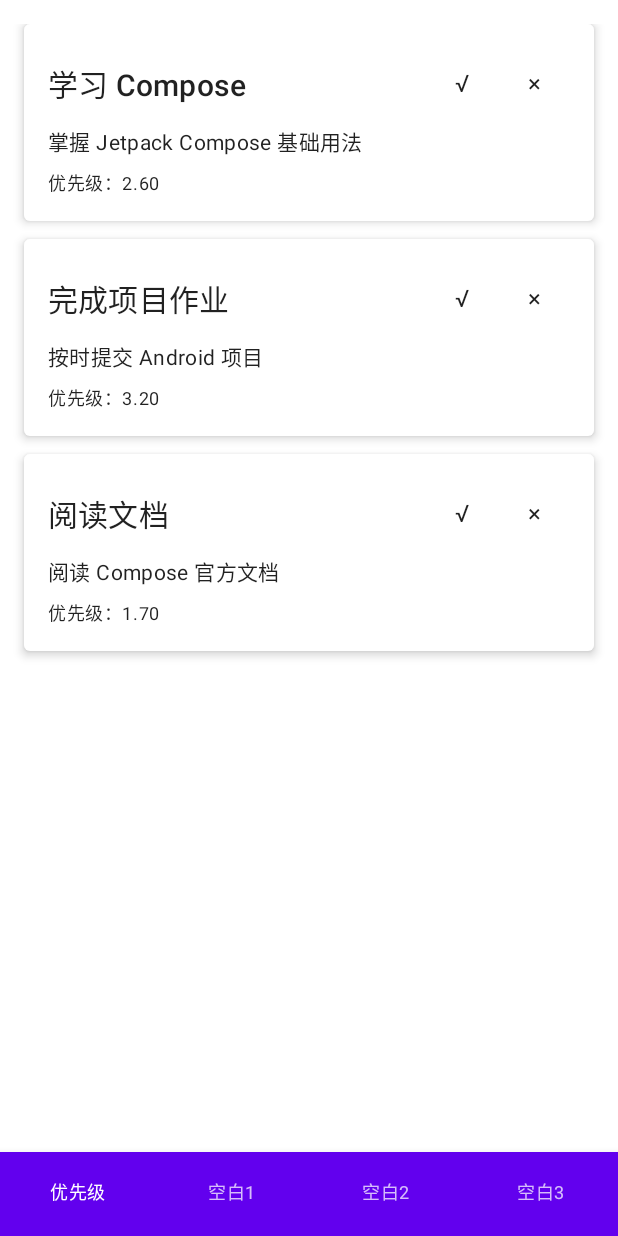
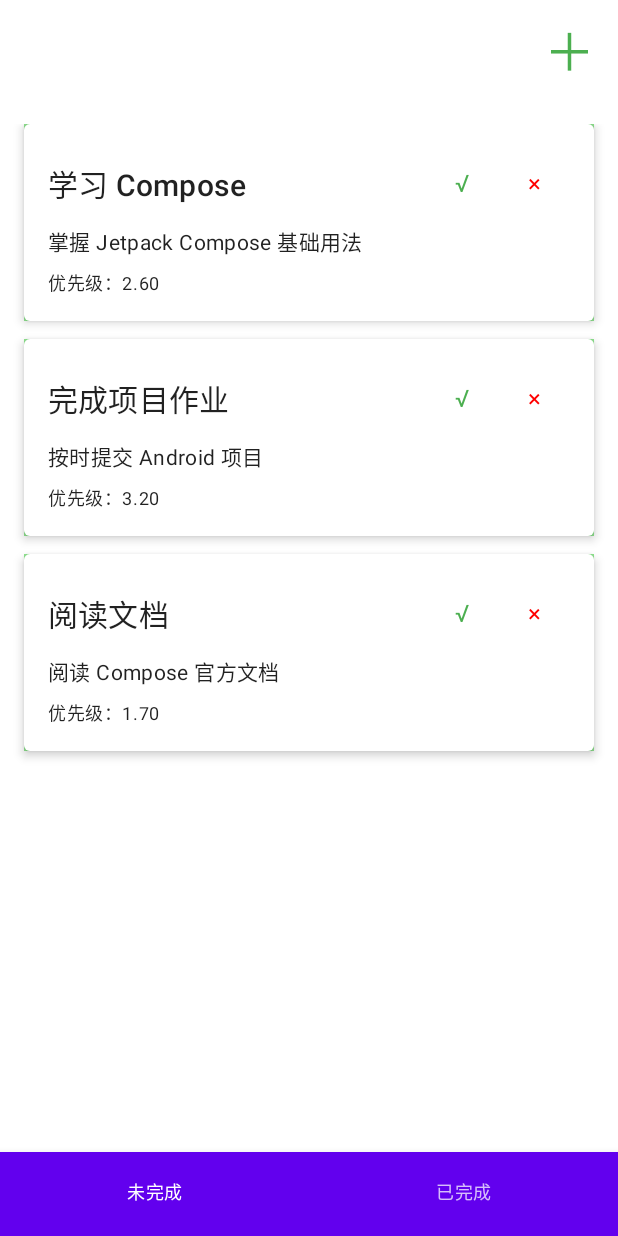
Before and after one commit to lkddsg/multi_app_test, an Android app built with Jetpack Compose: the TaskListScreen screen opened through its navigation route, on a phone screen of 412 x 824 dp. Run offline under Robolectric (Android 15) with nearby library versions, the phone set to English and light mode, and no system bars.

Commit message:
25.07.05.01。当前点击列表项后会直接不带信息到AddTaskScreen中。并且我还不知道MainActivity中的那些路由在干嘛？怎么还有一堆重复的名字？

```diff
--- a/app/src/main/java/com/example/compose_testing_07_03/MainActivity.kt
+++ b/app/src/main/java/com/example/compose_testing_07_03/MainActivity.kt
@@ -8,7 +8,6 @@ import androidx.compose.material3.*
 import androidx.compose.runtime.*
 import androidx.compose.ui.Modifier
 import androidx.navigation.compose.*
-import com.example.compose_testing_07_03.ui.screen.PriorityListScreen
 import com.example.compose_testing_07_03.ui.screen.BlankScreen
 import com.example.compose_testing_07_03.ui.theme.Compose_testing_07_03Theme
 import androidx.compose.material.BottomNavigation
@@ -17,6 +16,10 @@ import androidx.compose.material.Icon
 import androidx.compose.material.Text
 import androidx.compose.material.Scaffold
 import com.example.compose_testing_07_03.ui.screen.TaskListScreen
+import com.example.compose_testing_07_03.ui.screen.FeatureSelectScreen
+import com.example.compose_testing_07_03.ui.screen.AddTaskScreen
+import androidx.lifecycle.viewmodel.compose.viewModel
+import com.example.compose_testing_07_03.viewmodel.TaskViewModel
 
 class MainActivity : ComponentActivity() {
     override fun onCreate(savedInstanceState: Bundle?) {
@@ -32,45 +35,29 @@ class MainActivity : ComponentActivity() {
 @Composable
 fun MainScreen() {
     val navController = rememberNavController()
-    val items = listOf(
-        NavItem("优先级", "priority"),
-        NavItem("空白1", "blank1"),
-        NavItem("空白2", "blank2"),
-        NavItem("空白3", "blank3")
-    )
-    Scaffold(
-        bottomBar = {
-            BottomNavigation {
-                val navBackStackEntry by navController.currentBackStackEntryAsState()
-                val currentRoute = navBackStackEntry?.destination?.route
-                items.forEach { item ->
-                    BottomNavigationItem(
-                        label = { Text(item.title) },
-                        selected = currentRoute == item.route,
-                        onClick = {
-                            if (currentRoute != item.route) {
-                                navController.navigate(item.route) {
-                                    popUpTo(navController.graph.startDestinationId) { saveState = true }
-                                    launchSingleTop = true
-                                    restoreState = true
-                                }
-                            }
-                        },
-                        icon = { /* 可选：可放置Icon()，此处留空 */ }
-                    )
-                }
-            }
+    val taskViewModel: TaskViewModel = viewModel()
+    NavHost(
+        navController = navController,
+        startDestination = "feature_select"
+    ) {
+        composable("feature_select") {
+            FeatureSelectScreen(onPriorityClick = {
+                navController.navigate("priority")
+            })
         }
-    ) { innerPadding ->
-        NavHost(
-            navController = navController,
-            startDestination = "priority",
-            modifier = Modifier.padding(innerPadding)
-        ) {
-            composable("priority") { TaskListScreen() }
-            composable("blank1") { BlankScreen() }
-            composable("blank2") { BlankScreen() }
-            composable("blank3") { BlankScreen() }
+        composable("priority") { TaskListScreen(viewModel = taskViewModel, navController = navController) }
+        composable("add_task") { AddTaskScreen(navController = navController, viewModel = taskViewModel) }
+        composable("priority") {
+            TaskListScreen(
+                viewModel = taskViewModel,
+                navController = navController
+            )
+        }
+        composable("add_task") {
+            AddTaskScreen(
+                navController = navController,
+                viewModel = taskViewModel
+            )
         }
     }
 }
--- a/app/src/main/java/com/example/compose_testing_07_03/data/model/Task.kt
+++ b/app/src/main/java/com/example/compose_testing_07_03/data/model/Task.kt
@@ -8,7 +8,8 @@ data class Task(
     val description: String = "",
     val profitability: Int, // 收益性 1~5
     val urgency: Int,       // 紧迫性 1~5
-    val difficulty: Int     // 难易度 1~5
+    val difficulty: Int,    // 难易度 1~5
+    val isDone: Boolean = false // 新增：是否已完成
 ) {
     // 综合优先级，数值越高优先级越高（可自定义权重）
     val priority: Double
--- a/app/src/main/java/com/example/compose_testing_07_03/data/repository/TaskRepository.kt
+++ b/app/src/main/java/com/example/compose_testing_07_03/data/repository/TaskRepository.kt
@@ -6,6 +6,11 @@ class TaskRepository {
     // 这里用内存列表模拟数据源，后续可替换为数据库或网络
     private val taskList = mutableListOf<Task>()
 
+    init {
+        // 初始化时添加初始任务
+        taskList.addAll(getInitialTasks())
+    }
+
     fun getTasks(): List<Task> = taskList.sortedByDescending { it.priority }
 
     fun addTask(task: Task) {
@@ -13,7 +18,14 @@ class TaskRepository {
     }
 
     fun removeTask(task: Task) {
-        taskList.remove(task)
+        taskList.removeAll { it.id == task.id }
+    }
+
+    fun updateTask(updatedTask: Task) {
+        val index = taskList.indexOfFirst { it.id == updatedTask.id }
+        if (index != -1) {
+            taskList[index] = updatedTask
+        }
     }
 
     fun clearTasks() {
--- /dev/null
+++ b/app/src/main/java/com/example/compose_testing_07_03/ui/screen/FeatureSelectScreen.kt
@@ -0,0 +1,98 @@
+package com.example.compose_testing_07_03.ui.screen
+
+import androidx.compose.foundation.layout.*
+import androidx.compose.material.IconButton
+import androidx.compose.material.Text
+import androidx.compose.runtime.Composable
+import androidx.compose.ui.Alignment
+import androidx.compose.ui.Modifier
+import androidx.compose.ui.graphics.Color
+import androidx.compose.ui.unit.dp
+import androidx.compose.material.Icon
+import androidx.compose.material.Card
+import androidx.compose.ui.res.painterResource
+import androidx.compose.ui.unit.Dp
+import androidx.compose.ui.unit.sp
+import androidx.compose.ui.draw.clip
+import androidx.compose.foundation.shape.CircleShape
+import androidx.compose.material.Surface
+import androidx.compose.ui.text.font.FontWeight
+import androidx.compose.ui.text.style.TextAlign
+import androidx.compose.ui.tooling.preview.Preview
+import androidx.compose.material.icons.Icons
+import androidx.compose.material.icons.filled.Check
+
+@Composable
+fun FeatureSelectScreen(onPriorityClick: () -> Unit) {
+    Column(
+        modifier = Modifier
+            .fillMaxSize()
+            .padding(top = 32.dp, start = 16.dp, end = 16.dp),
+        horizontalAlignment = Alignment.CenterHorizontally
+    ) {
+        Text(
+            text = "请选择功能：",
+            fontSize = 20.sp,
+            fontWeight = FontWeight.Bold,
+            modifier = Modifier
+                .fillMaxWidth()
+                .padding(bottom = 24.dp),
+            textAlign = TextAlign.Start
+        )
+        FeatureGrid(onPriorityClick)
+    }
+}
+
+@Composable
+fun FeatureGrid(onPriorityClick: () -> Unit) {
+    Row(
+        modifier = Modifier.fillMaxWidth(),
+        horizontalArrangement = Arrangement.Center
+    ) {
+        FeatureButton(
+            icon = Icons.Default.Check,
+            iconTint = Color(0xFF4CAF50),
+            label = "优先级排列",
+            onClick = onPriorityClick
+        )
+        // 未来可在此处继续添加更多功能按钮
+    }
+}
+
+@Composable
+fun FeatureButton(
+    icon: androidx.compose.ui.graphics.vector.ImageVector,
+    iconTint: Color,
+    label: String,
+    onClick: () -> Unit
+) {
+    Column(
+        modifier = Modifier
+            .padding(12.dp)
+            .width(80.dp),
+        horizontalAlignment = Alignment.CenterHorizontally
+    ) {
+        Surface(
+            modifier = Modifier.size(64.dp).clip(CircleShape),
+            color = Color(0xFFF0F0F0),
+            elevation = 4.dp
+        ) {
+            IconButton(onClick = onClick, modifier = Modifier.fillMaxSize()) {
+                Icon(
+                    imageVector = icon,
+                    contentDescription = label,
+                    tint = iconTint,
+                    modifier = Modifier.size(36.dp)
+                )
+            }
+        }
+        Spacer(modifier = Modifier.height(8.dp))
+        Text(text = label, fontSize = 14.sp, textAlign = TextAlign.Center)
+    }
+}
+
+@Preview(showBackground = true)
+@Composable
+fun FeatureSelectScreenPreview() {
+    FeatureSelectScreen(onPriorityClick = {})
+}
--- a/app/src/main/java/com/example/compose_testing_07_03/ui/screen/TaskListScreen.kt
+++ b/app/src/main/java/com/example/compose_testing_07_03/ui/screen/TaskListScreen.kt
@@ -1,5 +1,7 @@
 package com.example.compose_testing_07_03.ui.screen
 
+import androidx.compose.foundation.background
+import androidx.compose.foundation.clickable
 import androidx.compose.foundation.layout.*
 import androidx.compose.foundation.lazy.LazyColumn
 import androidx.compose.foundation.lazy.items
@@ -7,33 +9,98 @@ import androidx.compose.material.*
 import androidx.compose.runtime.*
 import androidx.compose.ui.Alignment
 import androidx.compose.ui.Modifier
+import androidx.compose.ui.graphics.Color
 import androidx.compose.ui.unit.dp
 import androidx.lifecycle.viewmodel.compose.viewModel
 import com.example.compose_testing_07_03.viewmodel.TaskViewModel
 import com.example.compose_testing_07_03.data.model.Task
+import androidx.navigation.NavController
 
 @Composable
-fun TaskListScreen(viewModel: TaskViewModel = viewModel()) {
-    val tasks = viewModel.tasks
+fun TaskListScreen(viewModel: TaskViewModel = viewModel(), navController: NavController? = null) {
+    var selectedTab by remember { mutableStateOf(0) }
+    val tabs = listOf("未完成", "已完成")
+    val tasks = if (selectedTab == 0) viewModel.unfinishedTasks else viewModel.finishedTasks
 
+    Scaffold(
+        topBar = {
+            if (selectedTab == 0) {
+                Row(
+                    modifier = Modifier
+                        .fillMaxWidth()
+                        .padding(8.dp),
+                    horizontalArrangement = Arrangement.End
+                ) {
+                    IconButton(onClick = { navController?.navigate("add_task") }) {
+                        Text("＋", color = Color(0xFF4CAF50), style = MaterialTheme.typography.h4)
+                    }
+                }
+            }
+        },
+        bottomBar = {
+            BottomNavigation {
+                tabs.forEachIndexed { index, title ->
+                    BottomNavigationItem(
+                        label = { Text(title) },
+                        selected = selectedTab == index,
+                        onClick = { selectedTab = index },
+                        icon = {})
+                }
+            }
+        }
+    ) { innerPadding ->
         LazyColumn(
-        modifier = Modifier.fillMaxSize().padding(16.dp),
+            modifier = Modifier
+                .fillMaxSize()
+                .padding(innerPadding)
+                .padding(16.dp),
             verticalArrangement = Arrangement.spacedBy(12.dp)
         ) {
             items(tasks, key = { it.id }) { task ->
+                if (selectedTab == 0) {
                     TaskItem(
                         task = task,
-                onRemove = { viewModel.removeTask(task) }
+                        onDone = { viewModel.markTaskDone(task) },
+                        onRemove = { viewModel.removeTask(task) },
+                        doneMode = false,
+                        onClick = {
+                            // 点击任务项后跳转到功能选择页面
+                            navController?.navigate("add_task")
+                        }
                     )
+                } else {
+                    TaskItem(
+                        task = task,
+                        onDone = {},
+                        onRemove = { viewModel.removeTask(task) },
+                        doneMode = true,
+                        onClick = {
+                            // 点击已完成任务项后也跳转到功能选择页面
+                            navController?.navigate("add_task")
+                        }
+                    )
+                }
+            }
         }
     }
 }
 
 @Composable
-fun TaskItem(task: Task, onRemove: () -> Unit) {
+fun TaskItem(
+    task: Task,
+    onDone: () -> Unit,
+    onRemove: () -> Unit,
+    doneMode: Boolean,
+    onClick: () -> Unit = {}
+) {
     Card(
         elevation = 4.dp,
-        modifier = Modifier.fillMaxWidth()
+        modifier = Modifier
+            .fillMaxWidth()
+            .background(
+                if (!doneMode) Color(0x8832CD32) else Color.Transparent
+            )
+            .clickable { onClick() }
     ) {
         Box {
             Column(modifier = Modifier.padding(16.dp)) {
@@ -41,11 +108,13 @@ fun TaskItem(task: Task, onRemove: () -> Unit) {
                     Text(text = task.title, style = MaterialTheme.typography.h6)
                     Spacer(modifier = Modifier.weight(1f))
                     Row {
-                        IconButton(onClick = onRemove) {
-                            Text("√")
+                        if (!doneMode) {
+                            IconButton(onClick = onDone) {
+                                Text("√", color = Color(0xFF4CAF50))
+                            }
                         }
                         IconButton(onClick = onRemove) {
-                            Text("×")
+                            Text("×", color = Color.Red)
                         }
                     }
                 }
```
Also changed, not shown: app/src/main/java/com/example/compose_testing_07_03/ui/screen/AddTaskScreen.kt (added, +112 -0 lines), app/src/main/java/com/example/compose_testing_07_03/ui/screen/PriorityListScreen.kt (deleted, +0 -8 lines), app/src/main/java/com/example/compose_testing_07_03/viewmodel/TaskViewModel.kt (+11 -0 lines). Lines whose indentation alone changed are shown as unchanged.
